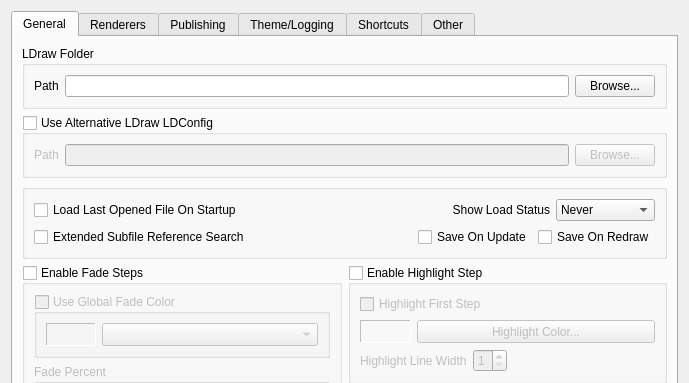
The window that mainApp/preferences.ui (trevorsandy/lpub3d-ci) describes before a commit, drawn with Qt 5; both pictures show x 0 to 689 and y 0 to 383 of the 689 by 744 pixel window.
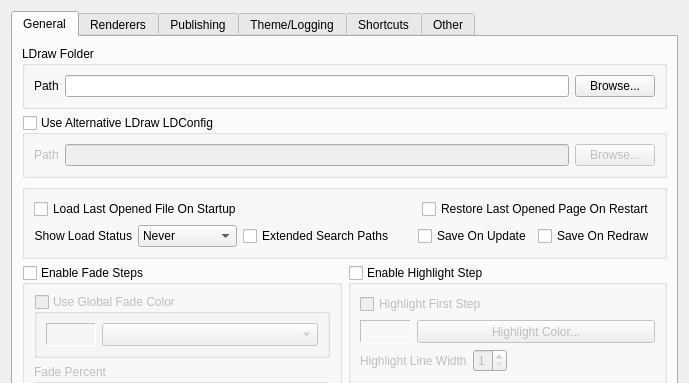
The same window after the commit.

Commit message: Automatic restart option to restore last opened page #790

What changed in the file:
```diff
--- a/mainApp/preferences.ui
+++ b/mainApp/preferences.ui
@@ -263,6 +263,20 @@
              </spacer>
             </item>
             <item>
+             <widget class="QCheckBox" name="restoreLastOpenedPageCheck">
+              <property name="toolTip">
+               <string>On automatic restart, restore last opened file at last page number</string>
+              </property>
+              <property name="text">
+               <string>Restore Last Opened Page On Restart</string>
+              </property>
+             </widget>
+            </item>
+           </layout>
+          </item>
+          <item>
+           <layout class="QHBoxLayout" name="horizontalLayout_32">
+            <item>
              <widget class="QLabel" name="label_20">
               <property name="toolTip">
                <string>Show the current LDraw file status after file load</string>
@@ -304,17 +318,13 @@
               </item>
              </widget>
             </item>
-           </layout>
-          </item>
-          <item>
-           <layout class="QHBoxLayout" name="horizontalLayout_32">
             <item>
              <widget class="QCheckBox" name="extendedSubfileSearchCheck">
               <property name="toolTip">
                <string>Search current folder, content search directories and LDraw subfolders for subfile references.</string>
               </property>
               <property name="text">
-               <string>Extended Subfile Reference Search</string>
+               <string>Extended Search Paths</string>
               </property>
              </widget>
             </item>
```
Left out of the diff: 3 changed lines with no effect on the pictures. The commit also changes 6 other files.
